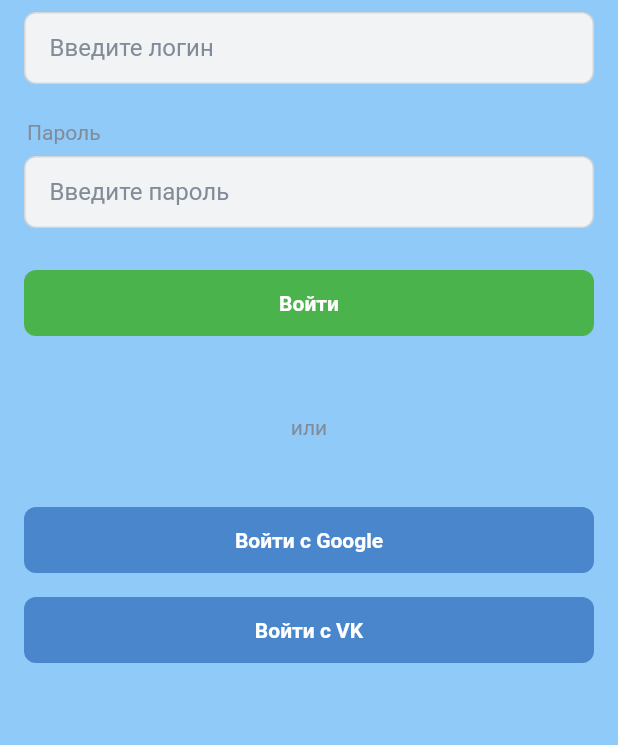
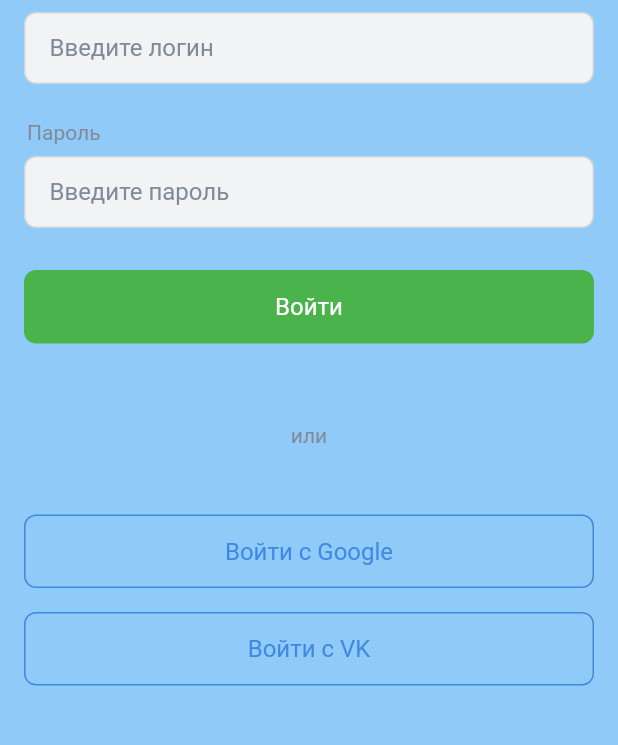
Before and after one commit to semgoSE/diary-school, a Flutter app: the screen it shows after launch, after a tap on "Вход", on a phone screen of 412 x 824 dp, the part 126-871 px from its top. Run offline on Flutter 3.47's test engine with Material 2 defaults, Android fonts, the phone set to English and light mode, and no system bars; our stand-ins replace flutter_redux, flutter_svg, hexcolor, modal_bottom_sheet, redux, shared_preferences; missing offline and left inert: flutter_webview_plugin, webview_cookie_manager; statements that could not run were skipped.

Commit message:
outlined button & login

```diff
--- a/lib/components/button.dart
+++ b/lib/components/button.dart
@@ -10,7 +10,7 @@ class MyButton extends StatelessWidget {
   //size = ["s", "m", "l"]
   String? size;
 
-  //mode = ["commerce", "primary", "secondary"]
+  //mode = ["commerce", "primary", "secondary", "outlined"]
   String? mode;
   Function? click;
 
@@ -38,6 +38,7 @@ class MyButton extends StatelessWidget {
         }
         return Container(
           decoration: BoxDecoration(
+            border: Border.all(color: getBorder()!),
             borderRadius: BorderRadius.circular(8.0),
             color:
                 disable ? getBackground()!.withOpacity(0.6) : getBackground(),
@@ -53,12 +54,17 @@ class MyButton extends StatelessWidget {
                 padding: EdgeInsets.all(getSize()!),
                 width: double.infinity,
                 child: Center(
-                    child: Text(child!,
-                        style: TextStyle(
-                            fontWeight: FontWeight.bold,
-                            color: disable
-                                ? getForeground()!.withOpacity(0.6)
-                                : getForeground()))),
+                  child: Text(
+                    child!,
+                    style: TextStyle(
+                      fontWeight: FontWeight.w400,
+                      fontSize: 16,
+                      color: disable
+                          ? getForeground()!.withOpacity(0.6)
+                          : getForeground(),
+                    ),
+                  ),
+                ),
               ),
             ),
           ),
@@ -89,6 +95,9 @@ class MyButton extends StatelessWidget {
 
       case "secondary":
         return colors!['button_secondary_foreground'];
+
+      case "outlined":
+        return colors!['button_outline_foreground'];
     }
   }
 
@@ -103,6 +112,26 @@ class MyButton extends StatelessWidget {
 
       case "secondary":
         return colors!['button_secondary_background'];
+
+      case "outlined":
+        return Color.fromRGBO(0, 0, 0, 0);
+    }
+  }
+
+  //цвет рамки
+  Color? getBorder() {
+    switch (this.mode) {
+      case "commerce":
+        return Color.fromRGBO(0, 0, 0, 0);
+
+      case "primary":
+        return Color.fromRGBO(0, 0, 0, 0);
+
+      case "secondary":
+        return Color.fromRGBO(0, 0, 0, 0);
+
+      case "outlined":
+        return colors!['button_outline_border'];
     }
   }
 }
--- a/lib/views/authentication/login.dart
+++ b/lib/views/authentication/login.dart
@@ -41,10 +41,16 @@ class _LoginState extends State<Login> {
                 padding: EdgeInsets.symmetric(horizontal: 16, vertical: 16)),
             Container(child: MyPlaceholder(child: "или"), height: 90),
             Container(
-                child: MyButton(child: "Войти с Google"),
+                child: MyButton(
+                  child: "Войти с Google",
+                  mode: "outlined",
+                ),
                 padding: EdgeInsets.symmetric(horizontal: 16, vertical: 8)),
             Container(
-                child: MyButton(child: "Войти c VK"),
+                child: MyButton(
+                  child: "Войти c VK",
+                  mode: "outlined",
+                ),
                 padding: EdgeInsets.symmetric(horizontal: 16, vertical: 8))
           ], physics: PageScrollPhysics())),
     );
```
Also changed, not shown: pubspec.lock.
